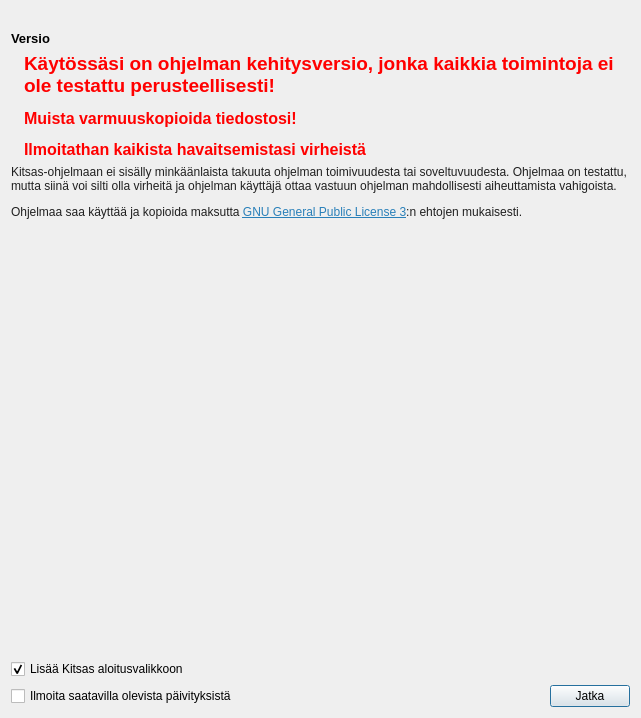
Qt form kitupiikki/aloitussivu/tervetuloa.ui (artoh/kitupiikki) before a commit.
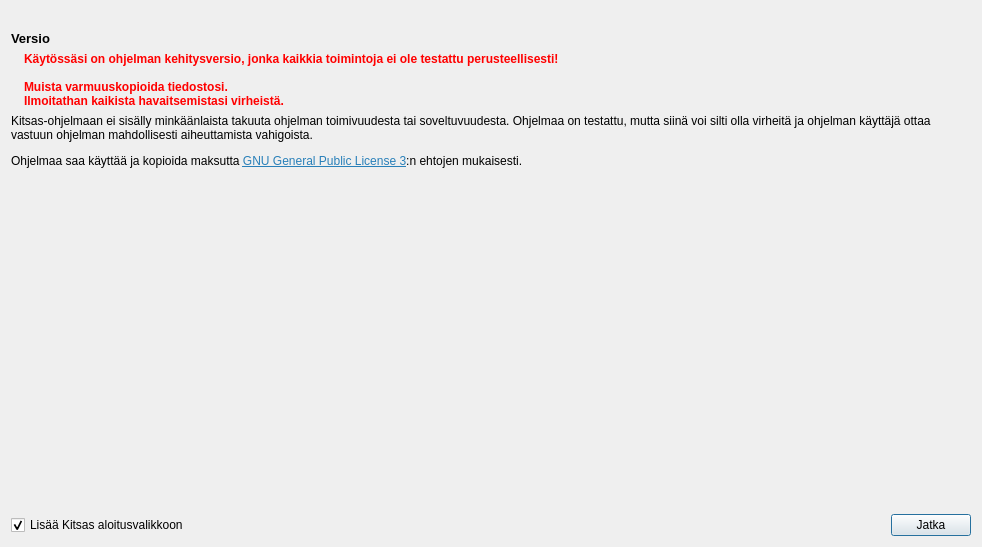
The same form after that commit. Icons and pictures are not drawn.

```diff
--- a/kitupiikki/aloitussivu/tervetuloa.ui
+++ b/kitupiikki/aloitussivu/tervetuloa.ui
@@ -6,8 +6,8 @@
    <rect>
     <x>0</x>
     <y>0</y>
-    <width>641</width>
-    <height>718</height>
+    <width>982</width>
+    <height>547</height>
    </rect>
   </property>
   <property name="windowTitle">
@@ -61,7 +61,6 @@
       <widget class="QLabel" name="esiVaro">
        <property name="font">
         <font>
-         <pointsize>12</pointsize>
          <weight>75</weight>
          <bold>true</bold>
         </font>
@@ -70,7 +69,13 @@
         <string notr="true">color: rgb(255, 0, 0);</string>
        </property>
        <property name="text">
-        <string>&lt;html&gt;&lt;head/&gt;&lt;body&gt;&lt;p&gt;&lt;span style=&quot; font-size:14pt;&quot;&gt;Käytössäsi on ohjelman kehitysversio, jonka kaikkia toimintoja ei ole testattu perusteellisesti! &lt;/span&gt;&lt;/p&gt;&lt;p&gt;Muista varmuuskopioida tiedostosi!&lt;/p&gt;&lt;p&gt;Ilmoitathan kaikista havaitsemistasi virheistä&lt;/p&gt;&lt;/body&gt;&lt;/html&gt;</string>
+        <string>Käytössäsi on ohjelman kehitysversio, jonka kaikkia toimintoja ei ole testattu perusteellisesti! 
+
+Muista varmuuskopioida tiedostosi.
+Ilmoitathan kaikista havaitsemistasi virheistä.</string>
+       </property>
+       <property name="textFormat">
+        <enum>Qt::PlainText</enum>
        </property>
        <property name="wordWrap">
         <bool>true</bool>
@@ -82,7 +87,7 @@
    <item>
     <widget class="QLabel" name="label_4">
      <property name="text">
-      <string>&lt;html&gt;&lt;head/&gt;&lt;body&gt;&lt;p&gt;&lt;span style=&quot; font-family:'Helvetica Neue,Helvetica,Arial,sans-serif'; color:rgba(0,0,0,0.866667);&quot;&gt;Kitsas-ohjelmaan ei sisälly minkäänlaista takuuta ohjelman toimivuudesta tai soveltuvuudesta. Ohjelmaa on testattu, mutta siinä voi silti olla virheitä ja ohjelman käyttäjä ottaa vastuun ohjelman mahdollisesti aiheuttamista vahigoista.&lt;/span&gt;&lt;/p&gt;&lt;p&gt;&lt;span style=&quot; font-family:'Helvetica Neue,Helvetica,Arial,sans-serif'; color:rgba(0,0,0,0.866667);&quot;&gt;Ohjelmaa saa käyttää ja kopioida maksutta &lt;/span&gt;&lt;a href=&quot;https://kitupiikki.info/lisenssi&quot;&gt;&lt;span style=&quot; text-decoration: underline; color:#2980b9;&quot;&gt;GNU General Public License 3&lt;/span&gt;&lt;/a&gt;&lt;span style=&quot; font-family:'Helvetica Neue,Helvetica,Arial,sans-serif'; color:rgba(0,0,0,0.866667);&quot;&gt;:n ehtojen mukaisesti.&lt;/span&gt;&lt;/p&gt;&lt;/body&gt;&lt;/html&gt;</string>
+      <string>&lt;html&gt;&lt;head/&gt;&lt;body&gt;&lt;p&gt;Kitsas-ohjelmaan ei sisälly minkäänlaista takuuta ohjelman toimivuudesta tai soveltuvuudesta. Ohjelmaa on testattu, mutta siinä voi silti olla virheitä ja ohjelman käyttäjä ottaa vastuun ohjelman mahdollisesti aiheuttamista vahigoista.&lt;/p&gt;&lt;p&gt;Ohjelmaa saa käyttää ja kopioida maksutta &lt;a href=&quot;https://kitupiikki.info/lisenssi&quot;&gt;&lt;span style=&quot; text-decoration: underline; color:#2980b9;&quot;&gt;GNU General Public License 3&lt;/span&gt;&lt;/a&gt;:n ehtojen mukaisesti.&lt;/p&gt;&lt;/body&gt;&lt;/html&gt;</string>
      </property>
      <property name="wordWrap">
       <bool>true</bool>
@@ -105,25 +110,15 @@
      </property>
     </spacer>
    </item>
-   <item>
-    <widget class="QCheckBox" name="valikkoonCheck">
-     <property name="text">
-      <string>Lisää Kitsas aloitusvalikkoon</string>
-     </property>
-     <property name="checked">
-      <bool>true</bool>
-     </property>
-    </widget>
-   </item>
    <item>
     <layout class="QHBoxLayout" name="horizontalLayout">
      <item>
-      <widget class="QCheckBox" name="paivitysCheck">
+      <widget class="QCheckBox" name="valikkoonCheck">
        <property name="text">
-        <string>Ilmoita saatavilla olevista päivityksistä</string>
+        <string>Lisää Kitsas aloitusvalikkoon</string>
        </property>
        <property name="checked">
-        <bool>false</bool>
+        <bool>true</bool>
        </property>
       </widget>
      </item>
```
